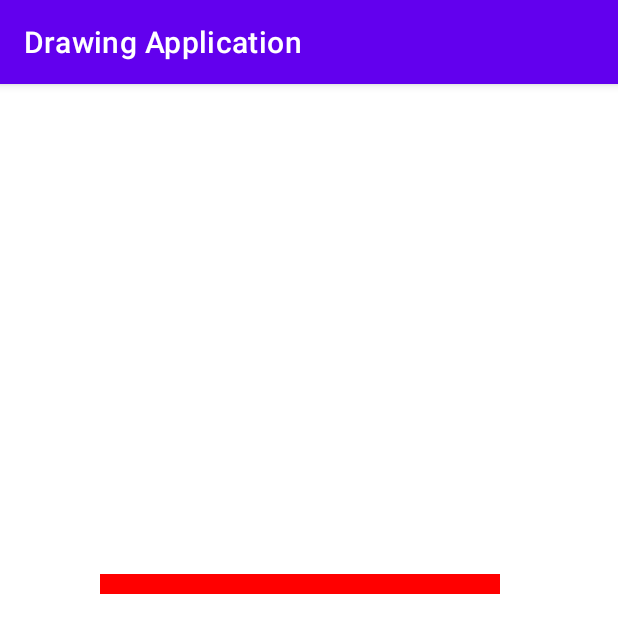
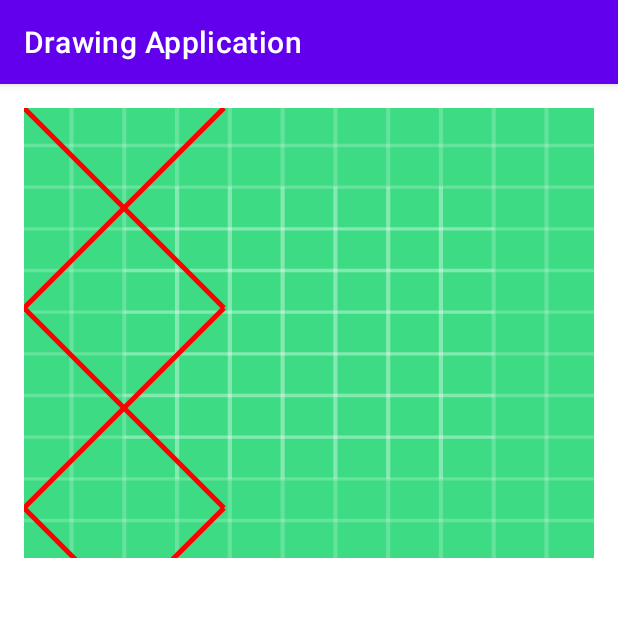
Before and after one commit to rktuhinbd/LineDrawing, an Android app: the screen it shows after launch (MainActivity), on a phone screen of 412 x 824 dp. Shown: the top 633 px of the screen. Run offline under Robolectric (Android 15) with nearby library versions, the phone set to English and light mode, and no system bars.

Commit message:
The View converted to AppCompatImageView and it ported to xml as background

```diff
--- a/app/build.gradle
+++ b/app/build.gradle
@@ -35,7 +35,7 @@ dependencies {
     androidTestImplementation 'androidx.test.ext:junit:1.1.3'
     androidTestImplementation 'androidx.test.espresso:espresso-core:3.4.0'
 
-    implementation 'com.github.Miihir79:DrawingCanvas:1.1.2'
-//    implementation 'com.github.Luciferx86:DoodleCanvasLibrary:0.1.0-alpha3'
+    implementation 'com.google.code.gson:gson:2.8.7'
+    implementation "com.squareup.retrofit2:retrofit:2.9.0"
 
 }
--- /dev/null
+++ b/app/src/main/java/com/example/drawingapplication/DrawView.java
@@ -0,0 +1,63 @@
+package com.example.drawingapplication;
+
+import android.content.Context;
+import android.graphics.Canvas;
+import android.graphics.Color;
+import android.graphics.Paint;
+import android.util.AttributeSet;
+import android.util.Log;
+import android.view.View;
+import android.widget.ImageView;
+
+import java.util.ArrayList;
+
+public class DrawView extends androidx.appcompat.widget.AppCompatImageView {
+
+    Paint paint = new Paint();
+
+    ArrayList<LineModel> lineArrayList = new ArrayList<>();
+
+    float startX;
+    float startY;
+    float endX;
+    float endY;
+
+    private void init() {
+        paint.setColor(Color.RED);
+        paint.setStrokeWidth(5);
+    }
+
+    public DrawView(Context context) {
+        super(context);
+        init();
+    }
+
+    public DrawView(Context context, AttributeSet attrs) {
+        super(context, attrs);
+        init();
+    }
+
+    public DrawView(Context context, AttributeSet attrs, int defStyle) {
+        super(context, attrs, defStyle);
+        init();
+    }
+
+    @Override
+    public void onDraw(Canvas canvas) {
+        for (int i = 0; i < lineArrayList.size(); i++) {
+            startX = lineArrayList.get(i).getStartX();
+            startY = lineArrayList.get(i).getStartY();
+            endX = lineArrayList.get(i).getEndX();
+            endY = lineArrayList.get(i).getEndY();
+
+            canvas.drawLine(startX, startY, endX, endY, paint);
+
+            Log.e("Lines drawn", "" + i);
+        }
+    }
+
+    public void DrawLine(ArrayList<LineModel> lineArrayList) {
+        this.lineArrayList = lineArrayList;
+    }
+
+}
--- /dev/null
+++ b/app/src/main/java/com/example/drawingapplication/LineModel.java
@@ -0,0 +1,51 @@
+package com.example.drawingapplication;
+
+public class LineModel {
+
+    private int startX;
+    private int startY;
+    private int endX;
+    private int endY;
+
+    public LineModel() {
+    }
+
+    public LineModel(int startX, int startY, int endX, int endY) {
+        this.startX = startX;
+        this.startY = startY;
+        this.endX = endX;
+        this.endY = endY;
+    }
+
+    public int getStartX() {
+        return startX;
+    }
+
+    public void setStartX(int startX) {
+        this.startX = startX;
+    }
+
+    public int getStartY() {
+        return startY;
+    }
+
+    public void setStartY(int startY) {
+        this.startY = startY;
+    }
+
+    public int getEndX() {
+        return endX;
+    }
+
+    public void setEndX(int endX) {
+        this.endX = endX;
+    }
+
+    public int getEndY() {
+        return endY;
+    }
+
+    public void setEndY(int endY) {
+        this.endY = endY;
+    }
+}
--- a/app/src/main/java/com/example/drawingapplication/LineView.java
+++ /dev/null
@@ -1,58 +0,0 @@
-package com.example.drawingapplication;
-
-import android.content.Context;
-import android.graphics.Canvas;
-import android.graphics.Color;
-import android.graphics.Paint;
-import android.graphics.PointF;
-import android.util.AttributeSet;
-import android.view.View;
-
-import androidx.annotation.Nullable;
-
-public class LineView extends View
-{
-    private Paint paint = new Paint();
-
-    private PointF pointX, pointY;
-
-    public LineView(Context context) {
-        super(context);
-    }
-
-    public LineView(Context context, @Nullable AttributeSet attrs) {
-        super(context, attrs);
-    }
-
-    public LineView(Context context, @Nullable AttributeSet attrs, int defStyleAttr) {
-        super(context, attrs, defStyleAttr);
-    }
-
-    @Override
-    protected void onDraw(Canvas canvas)
-    {
-        paint.setColor(Color.RED);
-
-        paint.setStrokeWidth(20);
-
-        canvas.drawLine(pointX.x, pointX.y, pointY.x, pointY.y,paint);
-
-        super.onDraw(canvas);
-    }
-
-    public void setPointX(PointF point)
-    {
-        pointX = point ;
-    }
-
-    public void setPointY(PointF point)
-    {
-        pointY = point ;
-    }
-
-    public void draw()
-    {
-        invalidate();
-        requestLayout();
-    }
-}
--- a/app/src/main/java/com/example/drawingapplication/MainActivity.java
+++ b/app/src/main/java/com/example/drawingapplication/MainActivity.java
@@ -1,31 +1,38 @@
 package com.example.drawingapplication;
 
-import android.graphics.PointF;
 import android.os.Bundle;
+import android.view.View;
 
 import androidx.appcompat.app.AppCompatActivity;
 
+import java.util.ArrayList;
+
 public class MainActivity extends AppCompatActivity {
 
-    private LineView mLineView;
+    private ArrayList<LineModel> lines;
+    private com.example.drawingapplication.DrawView drawView;
 
     @Override
-
     protected void onCreate(Bundle savedInstanceState) {
         super.onCreate(savedInstanceState);
 
         setContentView(R.layout.activity_main);
 
-        mLineView = findViewById(R.id.lineView);
+        int transparentColor = 0xCC000000;
 
-        PointF pointA = new PointF(100, 500);
-        PointF pointB = new PointF(500, 500);
+        drawView = findViewById(R.id.view);
+        drawView.setBackgroundColor(transparentColor);
+        drawView.setBackground(getResources().getDrawable(R.drawable.ic_launcher_background));
 
-        mLineView.setPointX(pointA);
+        lines = new ArrayList();
 
-        mLineView.setPointY(pointB);
+        lines.add(new LineModel(0, 0, 200, 200));
+        lines.add(new LineModel(200, 0, 0, 200));
+        lines.add(new LineModel(0, 200, 200, 400));
+        lines.add(new LineModel(200, 200, 0, 400));
+        lines.add(new LineModel(0, 400, 200, 600));
+        lines.add(new LineModel(200, 400, 0, 600));
 
-        mLineView.draw();
-
+        drawView.DrawLine(lines);
     }
 }
--- a/app/src/main/res/drawable/ic_baseline_clear_24.xml
+++ /dev/null
@@ -1,5 +0,0 @@
-<vector android:height="24dp" android:tint="#C81E1E"
-    android:viewportHeight="24" android:viewportWidth="24"
-    android:width="24dp" xmlns:android="http://schemas.android.com/apk/res/android">
-    <path android:fillColor="@android:color/white" android:pathData="M19,6.41L17.59,5 12,10.59 6.41,5 5,6.41 10.59,12 5,17.59 6.41,19 12,13.41 17.59,19 19,17.59 13.41,12z"/>
-</vector>
--- a/app/src/main/res/drawable/ic_baseline_undo_24.xml
+++ /dev/null
@@ -1,5 +0,0 @@
-<vector android:height="24dp" android:tint="#1EC83C"
-    android:viewportHeight="24" android:viewportWidth="24"
-    android:width="24dp" xmlns:android="http://schemas.android.com/apk/res/android">
-    <path android:fillColor="@android:color/white" android:pathData="M12.5,8c-2.65,0 -5.05,0.99 -6.9,2.6L2,7v9h9l-3.62,-3.62c1.39,-1.16 3.16,-1.88 5.12,-1.88 3.54,0 6.55,2.31 7.6,5.5l2.37,-0.78C21.08,11.03 17.15,8 12.5,8z"/>
-</vector>
--- a/app/src/main/res/layout/activity_main.xml
+++ b/app/src/main/res/layout/activity_main.xml
@@ -2,11 +2,13 @@
 <RelativeLayout xmlns:android="http://schemas.android.com/apk/res/android"
     android:id="@+id/activity_main"
     android:layout_width="match_parent"
-    android:layout_height="match_parent">
+    android:layout_height="match_parent"
+    android:padding="16dp">
 
-    <com.example.drawingapplication.LineView
-        android:id="@+id/lineView"
+    <com.example.drawingapplication.DrawView
+        android:id="@+id/view"
         android:layout_width="match_parent"
-        android:layout_height="match_parent" />
+        android:layout_height="300dp"
+        android:background="@color/teal_200"/>
 
 </RelativeLayout>
--- /dev/null
+++ b/app/src/main/res/values/attrs.xml
@@ -0,0 +1,6 @@
+<?xml version="1.0" encoding="utf-8"?>
+<resources>
+<declare-styleable name="DrawView">
+    <attr name="border_color" format="color|reference"></attr>
+</declare-styleable>
+</resources>
```
